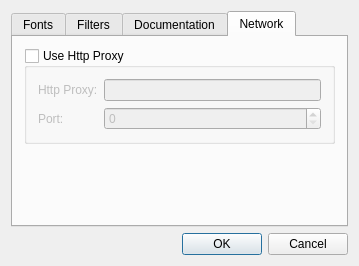
Above: v2/branches/dev/plugins/child/QtAssistant/src/3rdparty/preferencesdialog.ui from testmana2/mks before the change. Below: the same form after it.
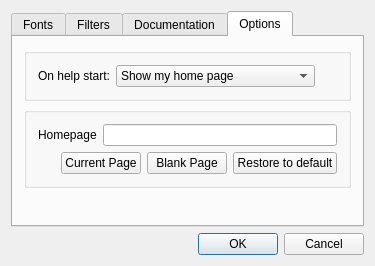
That is the form after the change. The open tabs and pages were chosen to show the change.

Patch:
```diff
--- a/v2/branches/dev/plugins/child/QtAssistant/src/3rdparty/preferencesdialog.ui
+++ b/v2/branches/dev/plugins/child/QtAssistant/src/3rdparty/preferencesdialog.ui
@@ -1,11 +1,11 @@
 <ui version="4.0" >
  <class>PreferencesDialogClass</class>
- <widget class="QDialog" name="PreferencesDialogClass" >
-  <property name="geometry" >
+ <widget class="QDialog" name="PreferencesDialogClass">
+  <property name="geometry">
    <rect>
     <x>0</x>
     <y>0</y>
-    <width>359</width>
+    <width>375</width>
     <height>266</height>
    </rect>
   </property>
@@ -173,59 +173,141 @@
        </item>
       </layout>
      </widget>
-     <widget class="QWidget" name="networkTab" >
-      <attribute name="title" >
-       <string>Network</string>
+     <widget class="QWidget" name="optionsTab">
+      <attribute name="title">
+       <string>Options</string>
       </attribute>
-      <layout class="QVBoxLayout" name="verticalLayout" >
+      <layout class="QVBoxLayout" name="verticalLayout_2">
        <item>
-        <widget class="QGroupBox" name="proxyBox" >
-         <property name="title" >
-          <string>Use Http Proxy</string>
+        <widget class="QGroupBox" name="groupBox_2">
+         <property name="title">
+          <string/>
          </property>
-         <property name="checkable" >
-          <bool>true</bool>
-         </property>
-         <property name="checked" >
-          <bool>false</bool>
-         </property>
-         <layout class="QGridLayout" name="gridLayout" >
-          <item row="0" column="0" >
-           <widget class="QLabel" name="label_4" >
-            <property name="text" >
-             <string>Http Proxy:</string>
+         <layout class="QHBoxLayout" name="horizontalLayout_3">
+          <item>
+           <widget class="QLabel" name="label_5">
+            <property name="sizePolicy">
+             <sizepolicy hsizetype="Preferred" vsizetype="Fixed">
+              <horstretch>0</horstretch>
+              <verstretch>0</verstretch>
+             </sizepolicy>
             </property>
+            <property name="text">
+             <string>On help start:</string>
+            </property>
            </widget>
           </item>
-          <item row="0" column="1" >
-           <widget class="QLineEdit" name="proxyLineEdit" />
-          </item>
-          <item row="1" column="0" >
-           <widget class="QLabel" name="label_5" >
-            <property name="text" >
-             <string>Port:</string>
+          <item>
+           <widget class="QComboBox" name="helpStartComboBox">
+            <property name="sizePolicy">
+             <sizepolicy hsizetype="Preferred" vsizetype="Fixed">
+              <horstretch>0</horstretch>
+              <verstretch>0</verstretch>
+             </sizepolicy>
             </property>
+            <item>
+             <property name="text">
+              <string>Show my home page</string>
+             </property>
+            </item>
+            <item>
+             <property name="text">
+              <string>Show a blank page</string>
+             </property>
+            </item>
+            <item>
+             <property name="text">
+              <string>Show my tabs from last session</string>
+             </property>
+            </item>
            </widget>
           </item>
-          <item row="1" column="1" >
-           <widget class="QSpinBox" name="portSpinBox" >
-            <property name="maximum" >
-             <number>65535</number>
+          <item>
+           <spacer name="horizontalSpacer_3">
+            <property name="orientation">
+             <enum>Qt::Horizontal</enum>
             </property>
-           </widget>
+            <property name="sizeHint" stdset="0">
+             <size>
+              <width>54</width>
+              <height>20</height>
+             </size>
+            </property>
+           </spacer>
           </item>
          </layout>
         </widget>
        </item>
        <item>
-        <spacer name="verticalSpacer" >
-         <property name="orientation" >
+        <widget class="QGroupBox" name="groupBox">
+         <property name="title">
+          <string/>
+         </property>
+         <layout class="QVBoxLayout" name="verticalLayout">
+          <item>
+           <layout class="QHBoxLayout" name="horizontalLayout_2">
+            <item>
+             <widget class="QLabel" name="label_4">
+              <property name="text">
+               <string>Homepage</string>
+              </property>
+             </widget>
+            </item>
+            <item>
+             <widget class="QLineEdit" name="homePageLineEdit"/>
+            </item>
+           </layout>
+          </item>
+          <item>
+           <layout class="QHBoxLayout" name="horizontalLayout">
+            <item>
+             <spacer name="horizontalSpacer">
+              <property name="orientation">
+               <enum>Qt::Horizontal</enum>
+              </property>
+              <property name="sizeHint" stdset="0">
+               <size>
+                <width>40</width>
+                <height>20</height>
+               </size>
+              </property>
+             </spacer>
+            </item>
+            <item>
+             <widget class="QPushButton" name="currentPageButton">
+              <property name="text">
+               <string>Current Page</string>
+              </property>
+             </widget>
+            </item>
+            <item>
+             <widget class="QPushButton" name="blankPageButton">
+              <property name="text">
+               <string>Blank Page</string>
+              </property>
+             </widget>
+            </item>
+            <item>
+             <widget class="QPushButton" name="defaultPageButton">
+              <property name="text">
+               <string>Restore to default</string>
+              </property>
+             </widget>
+            </item>
+           </layout>
+          </item>
+         </layout>
+        </widget>
+       </item>
+       <item>
+        <spacer name="verticalSpacer_2">
+         <property name="orientation">
           <enum>Qt::Vertical</enum>
          </property>
-         <property name="sizeHint" stdset="0" >
+         <property name="sizeHint" stdset="0">
           <size>
            <width>20</width>
-           <height>81</height>
+           <height>72</height>
           </size>
          </property>
         </spacer>
@@ -269,7 +351,7 @@
    </item>
   </layout>
  </widget>
- <layoutdefault spacing="6" margin="11" />
+ <layoutdefault spacing="6" margin="11"/>
  <resources/>
  <connections>
   <connection>
```
Left out of the diff: 148 changed lines with no effect on the pictures.
